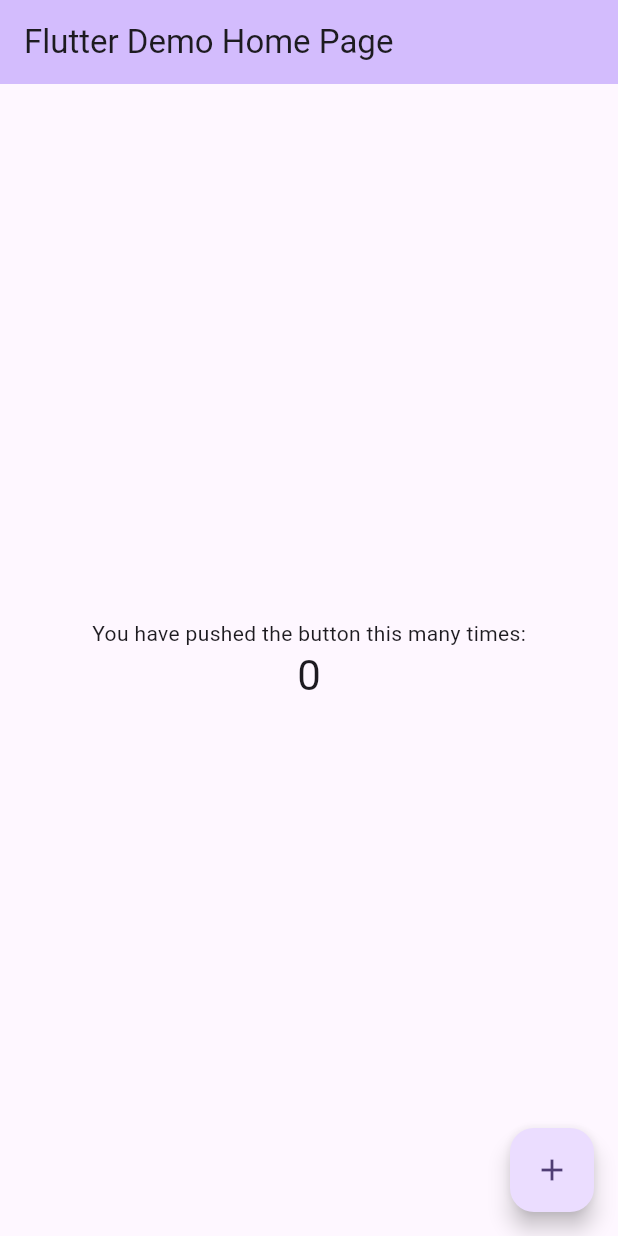
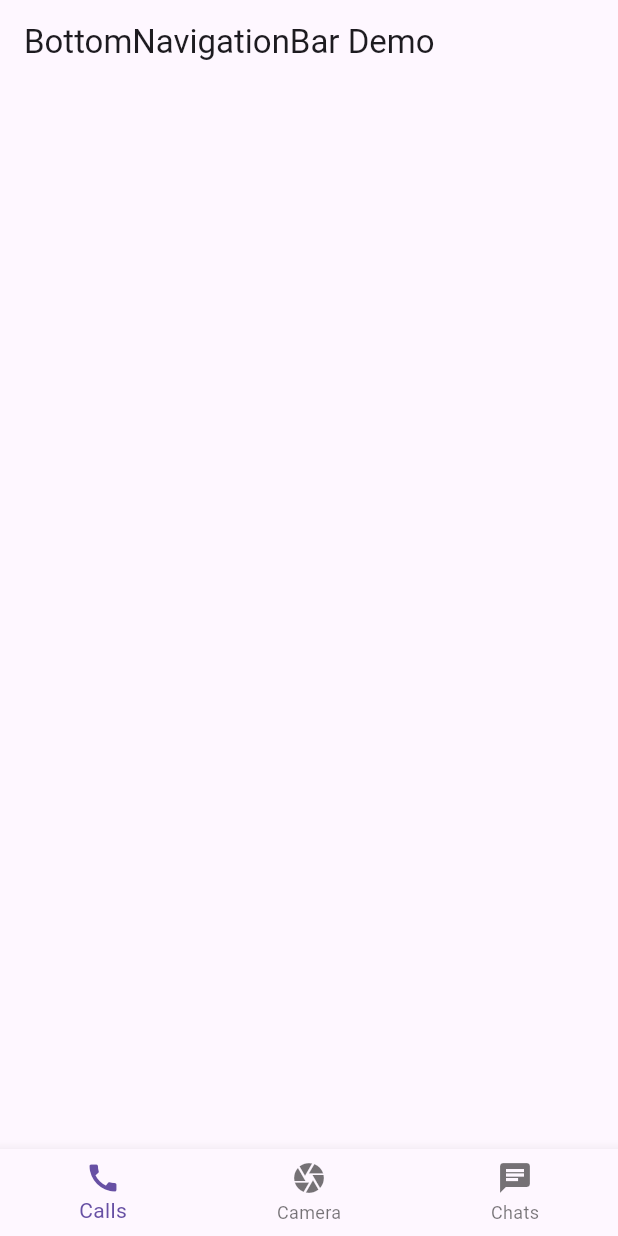
Before and after one commit to ParimSsme/e_commerce_app, a Flutter app: the screen it shows after launch, on a phone screen of 412 x 824 dp. Run offline on Flutter 3.47's test engine with Material 3 defaults, Android fonts, the phone set to English and light mode, and no system bars.

Commit message:
add bottom navigation bar

```diff
--- a/lib/main.dart
+++ b/lib/main.dart
@@ -10,116 +10,53 @@ class MyApp extends StatelessWidget {
   // This widget is the root of your application.
   @override
   Widget build(BuildContext context) {
-    return MaterialApp(
+    return const MaterialApp(
       title: 'Flutter Demo',
-      theme: ThemeData(
-        // This is the theme of your application.
-        //
-        // TRY THIS: Try running your application with "flutter run". You'll see
-        // the application has a purple toolbar. Then, without quitting the app,
-        // try changing the seedColor in the colorScheme below to Colors.green
-        // and then invoke "hot reload" (save your changes or press the "hot
-        // reload" button in a Flutter-supported IDE, or press "r" if you used
-        // the command line to start the app).
-        //
-        // Notice that the counter didn't reset back to zero; the application
-        // state is not lost during the reload. To reset the state, use hot
-        // restart instead.
-        //
-        // This works for code too, not just values: Most code changes can be
-        // tested with just a hot reload.
-        colorScheme: ColorScheme.fromSeed(seedColor: Colors.deepPurple),
-        useMaterial3: true,
-      ),
-      home: const MyHomePage(title: 'Flutter Demo Home Page'),
+      debugShowCheckedModeBanner: false,
+      home: MainWrapper(),
     );
   }
 }
 
-class MyHomePage extends StatefulWidget {
-  const MyHomePage({super.key, required this.title});
-
-  // This widget is the home page of your application. It is stateful, meaning
-  // that it has a State object (defined below) that contains fields that affect
-  // how it looks.
-
-  // This class is the configuration for the state. It holds the values (in this
-  // case the title) provided by the parent (in this case the App widget) and
-  // used by the build method of the State. Fields in a Widget subclass are
-  // always marked "final".
-
-  final String title;
+class MainWrapper extends StatefulWidget {
+  const MainWrapper({super.key});
 
   @override
-  State<MyHomePage> createState() => _MyHomePageState();
+  State<MainWrapper> createState() => _MainWrapperState();
 }
 
-class _MyHomePageState extends State<MyHomePage> {
-  int _counter = 0;
+class _MainWrapperState extends State<MainWrapper> {
 
-  void _incrementCounter() {
-    setState(() {
-      // This call to setState tells the Flutter framework that something has
-      // changed in this State, which causes it to rerun the build method below
-      // so that the display can reflect the updated values. If we changed
-      // _counter without calling setState(), then the build method would not be
-      // called again, and so nothing would appear to happen.
-      _counter++;
-    });
-  }
+  int selectedTab = 0;
 
   @override
   Widget build(BuildContext context) {
-    // This method is rerun every time setState is called, for instance as done
-    // by the _incrementCounter method above.
-    //
-    // The Flutter framework has been optimized to make rerunning build methods
-    // fast, so that you can just rebuild anything that needs updating rather
-    // than having to individually change instances of widgets.
     return Scaffold(
       appBar: AppBar(
-        // TRY THIS: Try changing the color here to a specific color (to
-        // Colors.amber, perhaps?) and trigger a hot reload to see the AppBar
-        // change color while the other colors stay the same.
-        backgroundColor: Theme.of(context).colorScheme.inversePrimary,
-        // Here we take the value from the MyHomePage object that was created by
-        // the App.build method, and use it to set our appbar title.
-        title: Text(widget.title),
+        title: const Text('BottomNavigationBar Demo'),
       ),
-      body: Center(
-        // Center is a layout widget. It takes a single child and positions it
-        // in the middle of the parent.
-        child: Column(
-          // Column is also a layout widget. It takes a list of children and
-          // arranges them vertically. By default, it sizes itself to fit its
-          // children horizontally, and tries to be as tall as its parent.
-          //
-          // Column has various properties to control how it sizes itself and
-          // how it positions its children. Here we use mainAxisAlignment to
-          // center the children vertically; the main axis here is the vertical
-          // axis because Columns are vertical (the cross axis would be
-          // horizontal).
-          //
-          // TRY THIS: Invoke "debug painting" (choose the "Toggle Debug Paint"
-          // action in the IDE, or press "p" in the console), to see the
-          // wireframe for each widget.
-          mainAxisAlignment: MainAxisAlignment.center,
-          children: <Widget>[
-            const Text(
-              'You have pushed the button this many times:',
-            ),
-            Text(
-              '$_counter',
-              style: Theme.of(context).textTheme.headlineMedium,
-            ),
-          ],
-        ),
+      bottomNavigationBar: BottomNavigationBar(
+        currentIndex: selectedTab,
+        onTap: (int index) {
+          setState(() {
+            selectedTab = index;
+          });
+        },
+        items: const <BottomNavigationBarItem>[
+          BottomNavigationBarItem(
+            icon: Icon(Icons.call),
+            label: 'Calls',
+          ),
+          BottomNavigationBarItem(
+            icon: Icon(Icons.camera),
+            label: 'Camera',
+          ),
+          BottomNavigationBarItem(
+            icon: Icon(Icons.chat),
+            label: 'Chats',
+          ),
+        ],
       ),
-      floatingActionButton: FloatingActionButton(
-        onPressed: _incrementCounter,
-        tooltip: 'Increment',
-        child: const Icon(Icons.add),
-      ), // This trailing comma makes auto-formatting nicer for build methods.
     );
   }
 }
```
